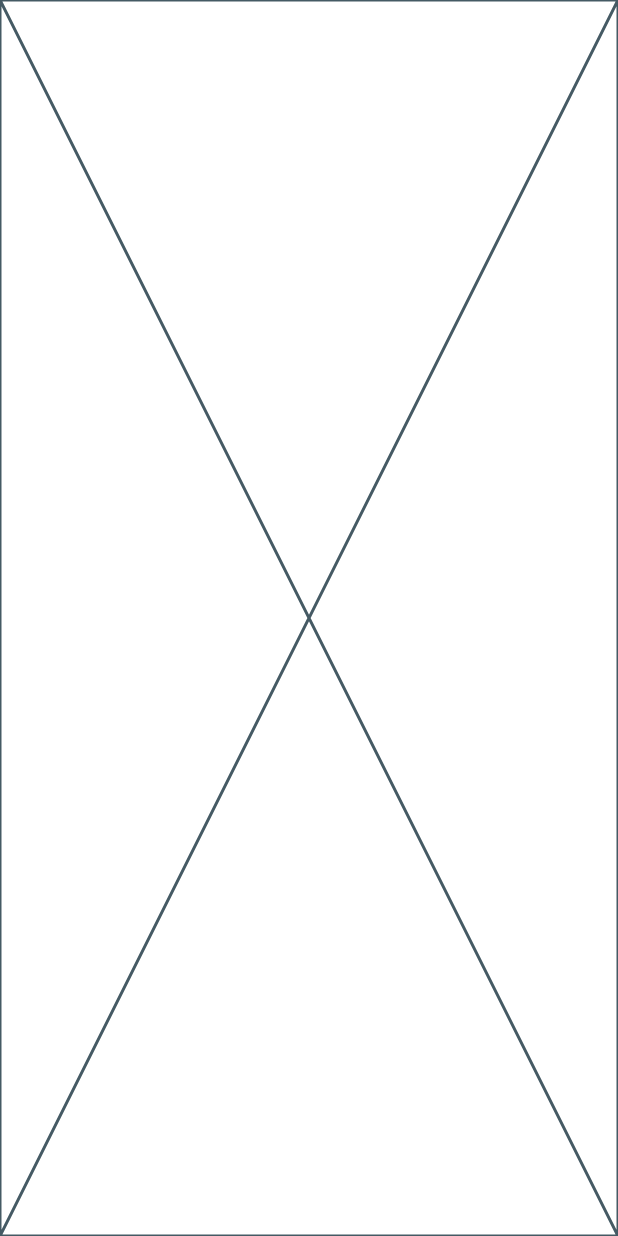
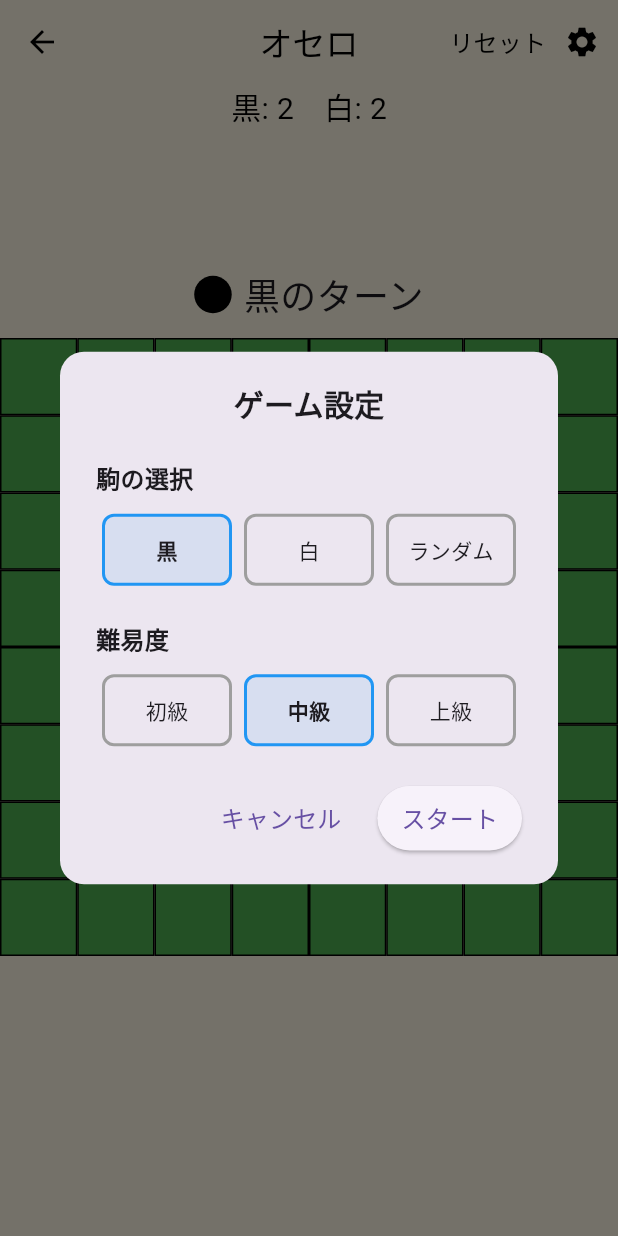
Before and after one commit to AimotoRyosuke/reversi_app, a Flutter app: the screen it shows after launch, after a tap on "CPU対戦", on a phone screen of 412 x 824 dp. Run offline on Flutter 3.47's test engine with Material 3 defaults, Android fonts, the phone set to English and light mode, and no system bars; our stand-ins replace flutter_hooks, freezed_annotation, go_router, hooks_riverpod.

Commit message:
add difficult

```diff
--- a/lib/main.dart
+++ b/lib/main.dart
@@ -3,6 +3,7 @@ import 'package:flutter/services.dart';
 import 'package:go_router/go_router.dart';
 import 'package:hooks_riverpod/hooks_riverpod.dart';
 import 'package:reversi_app/routes.dart';
+import 'package:reversi_app/ui/cpu_game_screen.dart';
 import 'package:reversi_app/ui/local_multiplayer_screen.dart';
 import 'package:reversi_app/ui/top_screen.dart';
 
@@ -46,7 +47,7 @@ class _MyAppState extends State<MyApp> {
         ),
         GoRoute(
           path: Routes.cpu,
-          builder: (context, state) => const Placeholder(),
+          builder: (context, state) => const CpuGameScreen(),
         ),
         GoRoute(
           path: Routes.online,
--- /dev/null
+++ b/lib/ui/cpu_game_screen.dart
@@ -0,0 +1,380 @@
+import 'package:flutter/material.dart';
+import 'package:go_router/go_router.dart';
+import 'package:hooks_riverpod/hooks_riverpod.dart';
+import 'package:reversi_app/ui/game_board.dart';
+import 'package:reversi_app/ui/score.dart';
+import 'package:reversi_app/ui/skip_message.dart';
+import 'package:reversi_app/ui/winner_dialog.dart';
+import 'package:reversi_app/view_model/cpu_game_view_model.dart';
+
+class CpuGameScreen extends ConsumerStatefulWidget {
+  const CpuGameScreen({super.key});
+
+  @override
+  ConsumerState<CpuGameScreen> createState() => _CpuGameScreenState();
+}
+
+class _GameSettings {
+  _GameSettings({
+    required this.playerChoice,
+    required this.difficultyLevel,
+  });
+  final PlayerChoice playerChoice;
+  final DifficultyLevel difficultyLevel;
+}
+
+class _CpuGameScreenState extends ConsumerState<CpuGameScreen> {
+  @override
+  void initState() {
+    super.initState();
+    // 表示後すぐに設定ダイアログを表示する
+    WidgetsBinding.instance.addPostFrameCallback((_) {
+      _showGameSettingsDialog();
+    });
+  }
+
+  Future<void> _showGameSettingsDialog() async {
+    final defaultPiece = ref.read(cpuGameProvider).playerChoice;
+    final defaultDifficulty = ref.read(cpuGameProvider).difficulty;
+    final settings = await showDialog<_GameSettings>(
+      context: context,
+      barrierDismissible: false,
+      builder: (context) {
+        return _GameSettingsDialog(
+          defaultPiece: defaultPiece,
+          defaultDifficulty: defaultDifficulty,
+        );
+      },
+    );
+
+    if (settings != null) {
+      ref.read(cpuGameProvider.notifier).startGameWithChoice(
+            settings.playerChoice,
+            settings.difficultyLevel,
+          );
+    }
+  }
+
+  @override
+  Widget build(BuildContext context) {
+    final cpuState = ref.watch(cpuGameProvider);
+
+    // CPU対戦での勝者が決まったらダイアログ表示
+    ref.listen(
+      cpuGameProvider.select((state) => state.winner),
+      (_, winner) {
+        if (winner != 0) {
+          showDialog<void>(
+            context: context,
+            builder: (context) => WinnerDialog(
+              winnerName: winner == 1 ? '黒' : '白',
+              loserName: winner == 1 ? '白' : '黒',
+              winnerScore:
+                  winner == 1 ? cpuState.blackScore : cpuState.whiteScore,
+              loserScore:
+                  winner == 1 ? cpuState.whiteScore : cpuState.blackScore,
+            ),
+          );
+        }
+      },
+    );
+
+    return Scaffold(
+      backgroundColor: const Color(0xFFFCF6E5),
+      appBar: AppBar(
+        backgroundColor: const Color(0xFFFCF6E5),
+        elevation: 0,
+        leading: IconButton(
+          icon: const Icon(Icons.arrow_back, color: Colors.black),
+          onPressed: () {
+            Navigator.pop(context);
+          },
+        ),
+        title: const Text(
+          'オセロ',
+          style: TextStyle(color: Colors.black),
+        ),
+        centerTitle: true,
+        titleSpacing: 0,
+        actions: [
+          TextButton(
+            onPressed: _showGameSettingsDialog,
+            style: TextButton.styleFrom(
+              padding: EdgeInsets.zero,
+            ),
+            child: const Text(
+              'リセット',
+              style: TextStyle(color: Colors.black, fontSize: 16),
+              softWrap: false,
+            ),
+          ),
+          IconButton(
+            icon: const Icon(Icons.settings, color: Colors.black),
+            onPressed: () {
+              // 設定画面の実装はここで行う
+            },
+          ),
+        ],
+      ),
+      body: const _GameContent(),
+    );
+  }
+}
+
+class _GameSettingsDialog extends StatefulWidget {
+  const _GameSettingsDialog({
+    required this.defaultPiece,
+    required this.defaultDifficulty,
+  });
+  @override
+  State<_GameSettingsDialog> createState() => _GameSettingsDialogState();
+  final PlayerChoice defaultPiece;
+  final DifficultyLevel defaultDifficulty;
+}
+
+class _GameSettingsDialogState extends State<_GameSettingsDialog> {
+  late PlayerChoice _selectedPiece;
+  late DifficultyLevel _selectedDifficulty;
+
+  @override
+  void initState() {
+    setState(() {
+      _selectedPiece = widget.defaultPiece;
+      _selectedDifficulty = widget.defaultDifficulty;
+    });
+    super.initState();
+  }
+
+  @override
+  Widget build(BuildContext context) {
+    return Dialog(
+      shape: RoundedRectangleBorder(
+        borderRadius: BorderRadius.circular(16),
+      ),
+      child: Padding(
+        padding: const EdgeInsets.symmetric(horizontal: 24, vertical: 20),
+        child: Column(
+          mainAxisSize: MainAxisSize.min,
+          crossAxisAlignment: CrossAxisAlignment.start,
+          children: [
+            const Center(
+              child: Text(
+                'ゲーム設定',
+                style: TextStyle(
+                  fontSize: 20,
+                  fontWeight: FontWeight.bold,
+                ),
+              ),
+            ),
+            const SizedBox(height: 24),
+            const Text(
+              '駒の選択',
+              style: TextStyle(
+                fontSize: 16,
+                fontWeight: FontWeight.w700,
+              ),
+            ),
+            const SizedBox(height: 12),
+            Row(
+              mainAxisAlignment: MainAxisAlignment.spaceEvenly,
+              children: [
+                _buildPieceOption(PlayerChoice.black, '黒'),
+                _buildPieceOption(PlayerChoice.white, '白'),
+                _buildPieceOption(PlayerChoice.random, 'ランダム'),
+              ],
+            ),
+            const SizedBox(height: 24),
+            const Text(
+              '難易度',
+              style: TextStyle(
+                fontSize: 16,
+                fontWeight: FontWeight.w700,
+              ),
+            ),
+            const SizedBox(height: 12),
+            Row(
+              mainAxisAlignment: MainAxisAlignment.spaceEvenly,
+              children: [
+                _buildDifficultyOption(DifficultyLevel.easy, '初級'),
+                _buildDifficultyOption(DifficultyLevel.medium, '中級'),
+                _buildDifficultyOption(DifficultyLevel.difficult, '上級'),
+              ],
+            ),
+            const SizedBox(height: 24),
+            Row(
+              mainAxisAlignment: MainAxisAlignment.end,
+              children: [
+                TextButton(
+                  onPressed: () {
+                    Navigator.of(context).pop();
+                    context.pop();
+                  },
+                  child: const Text(
+                    'キャンセル',
+                    style: TextStyle(fontSize: 16),
+                  ),
+                ),
+                const SizedBox(width: 12),
+                ElevatedButton(
+                  onPressed: () {
+                    Navigator.of(context).pop(
+                      _GameSettings(
+                        playerChoice: _selectedPiece,
+                        difficultyLevel: _selectedDifficulty,
+                      ),
+                    );
+                  },
+                  style: ElevatedButton.styleFrom(
+                    padding: const EdgeInsets.symmetric(
+                      horizontal: 16,
+                      vertical: 10,
+                    ),
+                  ),
+                  child: const Text(
+                    'スタート',
+                    style: TextStyle(fontSize: 16),
+                  ),
+                ),
+              ],
+            ),
+          ],
+        ),
+      ),
+    );
+  }
+
+  Widget _buildPieceOption(PlayerChoice choice, String label) {
+    return Expanded(
+      child: Padding(
+        padding: const EdgeInsets.symmetric(horizontal: 4),
+        child: InkWell(
+          onTap: () {
+            setState(() {
+              _selectedPiece = choice;
+            });
+          },
+          child: Container(
+            padding: const EdgeInsets.symmetric(horizontal: 8, vertical: 12),
+            decoration: BoxDecoration(
+              border: Border.all(
+                color: _selectedPiece == choice ? Colors.blue : Colors.grey,
+                width: 2,
+              ),
+              borderRadius: BorderRadius.circular(8),
+              color: _selectedPiece == choice
+                  ? Colors.blue.withOpacity(0.1)
+                  : null,
+            ),
+            child: Center(
+              child: Text(
+                label,
+                style: TextStyle(
+                  fontWeight: _selectedPiece == choice
+                      ? FontWeight.bold
+                      : FontWeight.normal,
+                ),
+              ),
+            ),
+          ),
+        ),
+      ),
+    );
+  }
+
+  Widget _buildDifficultyOption(DifficultyLevel difficulty, String label) {
+    return Expanded(
+      child: Padding(
+        padding: const EdgeInsets.symmetric(horizontal: 4),
+        child: InkWell(
+          onTap: () {
+            setState(() {
+              _selectedDifficulty = difficulty;
+            });
+          },
+          child: Container(
+            padding: const EdgeInsets.symmetric(horizontal: 8, vertical: 12),
+            decoration: BoxDecoration(
+              border: Border.all(
+                color: _selectedDifficulty == difficulty
+                    ? Colors.blue
+                    : Colors.grey,
+                width: 2,
+              ),
+              borderRadius: BorderRadius.circular(8),
+              color: _selectedDifficulty == difficulty
+                  ? Colors.blue.withOpacity(0.1)
+                  : null,
+            ),
+            child: Center(
+              child: Text(
+                label,
+                style: TextStyle(
+                  fontWeight: _selectedDifficulty == difficulty
+                      ? FontWeight.bold
+                      : FontWeight.normal,
+                ),
+              ),
+            ),
+          ),
+        ),
+      ),
+    );
+  }
+}
+
+class _GameContent extends ConsumerWidget {
+  const _GameContent();
+
+  @override
+  Widget build(BuildContext context, WidgetRef ref) {
+    final cpuState = ref.watch(cpuGameProvider);
+    final cpuViewModel = ref.read(cpuGameProvider.notifier);
+
+    return Column(
+      mainAxisAlignment: MainAxisAlignment.center,
+      children: [
+        ScoreDisplay(
+          blackScore: cpuState.blackScore,
+          whiteScore: cpuState.whiteScore,
+        ),
+        const Spacer(flex: 1),
+        Row(
+          mainAxisAlignment: MainAxisAlignment.center,
+          children: [
+            Container(
+              width: 25,
+              height: 25,
+              decoration: BoxDecoration(
+                shape: BoxShape.circle,
+                color:
+                    cpuState.currentPlayer == 1 ? Colors.black : Colors.white,
+              ),
+            ),
+            const SizedBox(width: 8),
+            Text(
+              cpuState.currentPlayer == 1 ? '黒のターン' : '白のターン',
+              style: const TextStyle(fontSize: 24),
+            ),
+          ],
+        ),
+        const SizedBox(height: 12),
+        Stack(
+          alignment: Alignment.center,
+          children: [
+            GameBoardWidget(
+              board: cpuState.board,
+              validMoves: cpuState.validMoves,
+              player: cpuState.currentPlayer,
+              onCellTap: cpuViewModel.applyMove,
+            ),
+            if (cpuState.showSkipMessage)
+              SkipMessage(
+                onEnd: cpuViewModel.hideSkipMessage,
+              ),
+          ],
+        ),
+        const Spacer(flex: 2),
+      ],
+    );
+  }
+}
```
Also changed, not shown: lib/view_model/cpu_game_view_model.dart (added, +163 -0 lines), lib/view_model/cpu_game_view_model.freezed.dart (added).
